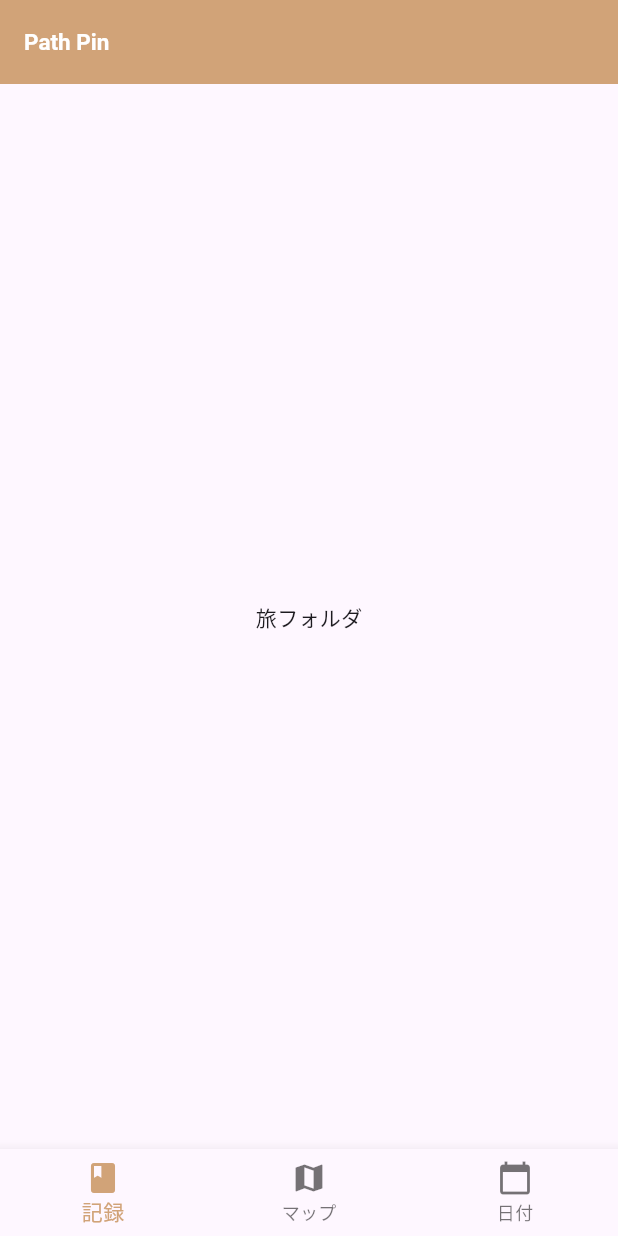
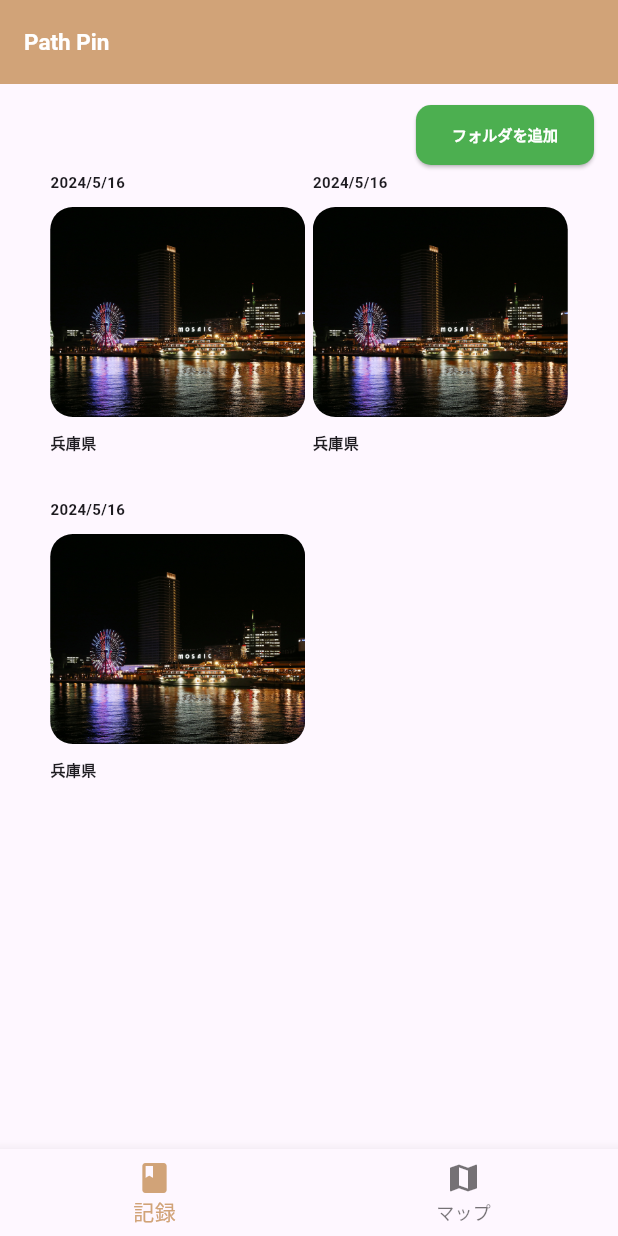
Before and after one commit to akinko0915/pathpin, a Flutter app: the screen it shows after launch, on a phone screen of 412 x 824 dp. Run offline on Flutter 3.47's test engine with Material 3 defaults, Android fonts, the phone set to English and light mode, and no system bars.

Commit message:
フォルダーwidgetと追加ボタンを作成

```diff
--- a/lib/main.dart
+++ b/lib/main.dart
@@ -1,5 +1,4 @@
 import 'package:flutter/material.dart';
-import 'package:pathpin/date_page.dart';
 import 'package:pathpin/map_page.dart';
 import 'package:pathpin/record_page.dart';
 
@@ -40,7 +39,6 @@ class _MyHomePageState extends State<MyHomePage> {
   List<Widget> display = [
     const RecordPage(),
     const MapPage(),
-    const DatePage(),
   ];
 
   @override
@@ -48,13 +46,19 @@ class _MyHomePageState extends State<MyHomePage> {
 
     return Scaffold(
       appBar: AppBar(
-
         backgroundColor: const Color.fromRGBO(209, 163, 120, 1),
         title: const Text("Path Pin", style: TextStyle(color: Colors.white, fontWeight: FontWeight.bold, fontSize: 15)),
       ),
-      body: Center(
-        child: display[selectedIndex],
+      body: Align(
+        alignment: Alignment.topCenter,
+        child: Column(
+          children: [
+            const SizedBox(height: 10),
+            display[selectedIndex],
+          ],
+        ),
       ),
+
       bottomNavigationBar: BottomNavigationBar(
         items: const <BottomNavigationBarItem>[
           BottomNavigationBarItem(
@@ -64,10 +68,6 @@ class _MyHomePageState extends State<MyHomePage> {
           BottomNavigationBarItem(
             icon: Icon(Icons.map),
             label: 'マップ',
-          ),
-          BottomNavigationBarItem(
-            icon: Icon(Icons.calendar_today),
-            label: '日付',
           ),
         ],
         currentIndex: selectedIndex,
--- a/lib/record_page.dart
+++ b/lib/record_page.dart
@@ -1,10 +1,58 @@
 import 'package:flutter/material.dart';
+import 'package:pathpin/travel_folder.dart';
 
 class RecordPage extends StatelessWidget {
   const RecordPage({Key? key}) : super(key: key);
 
   @override
   Widget build(BuildContext context) {
-    return Center(child: Text('旅フォルダ'));
+
+    final addButton = Container(
+      margin: const EdgeInsets.only(right: 16.0),
+      child: ElevatedButton(
+        onPressed: () {},
+        style: ElevatedButton.styleFrom(
+          backgroundColor: Colors.green,
+          shape: RoundedRectangleBorder(
+            borderRadius: BorderRadius.circular(10),
+          ),
+        ),
+        child: const Text(
+          'フォルダを追加',
+          style: TextStyle(
+            fontSize: 10,
+            fontWeight: FontWeight.bold,
+            color: Colors.white,
+          ),
+        ),
+      ),
+    );
+
+    final folders =
+    Wrap(
+      direction: Axis.horizontal,
+      spacing: 5,
+      runSpacing: 30,
+      children: [
+        TravelFolder(),
+        TravelFolder(),
+        TravelFolder(),
+      ],
+    );
+
+    final folderRow = Container(
+      child: Column(
+        children: [
+          Row(
+            mainAxisAlignment: MainAxisAlignment.end,
+            children: [addButton],
+          ),
+          folders,
+        ],
+      ),
+    );
+
+
+    return folderRow;
   }
 }
--- /dev/null
+++ b/lib/travel_folder.dart
@@ -0,0 +1,50 @@
+import 'package:flutter/material.dart';
+import 'package:flutter/widgets.dart';
+import 'package:intl/intl.dart';
+
+class TravelFolder extends StatelessWidget {
+
+  @override
+  Widget build(BuildContext context) {
+    final today = DateTime.now();
+    final dateFormat = DateFormat('yyyy/M/d');
+    final date = dateFormat.format(today);
+    final styledDate = Text(
+      date,
+      style: const TextStyle(
+        fontSize: 10,
+        fontWeight: FontWeight.bold,
+      ),
+    );
+
+    final img = Image.asset('assets/images/kobe-harbarland.png', fit: BoxFit.cover);
+    final styledImg =
+    SizedBox(
+      height: 140,
+      width: 170,
+      child: Container(
+        child:
+        ClipRRect(
+          borderRadius: BorderRadius.circular(15.0),
+          child: img,
+        ),
+      ),
+      );
+
+    final place =
+    Text('兵庫県', style: TextStyle( fontSize: 10, fontWeight: FontWeight.bold,)
+    );
+
+    final col =
+            Wrap(
+              direction: Axis.vertical,
+              spacing: 10,
+              children: [
+                styledDate,
+                styledImg,
+                place,
+              ],
+            );
+    return col;
+  }
+}
```
Also changed, not shown: pubspec.yaml (+4 -69 lines), assets/images/kobe-harbarland.png (added), pubspec.lock.
